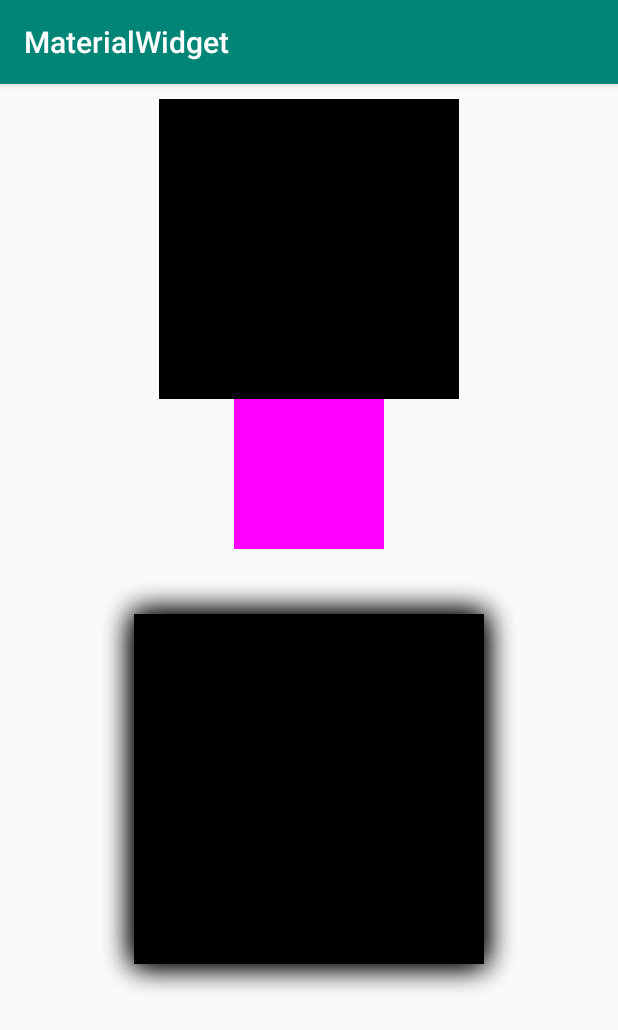
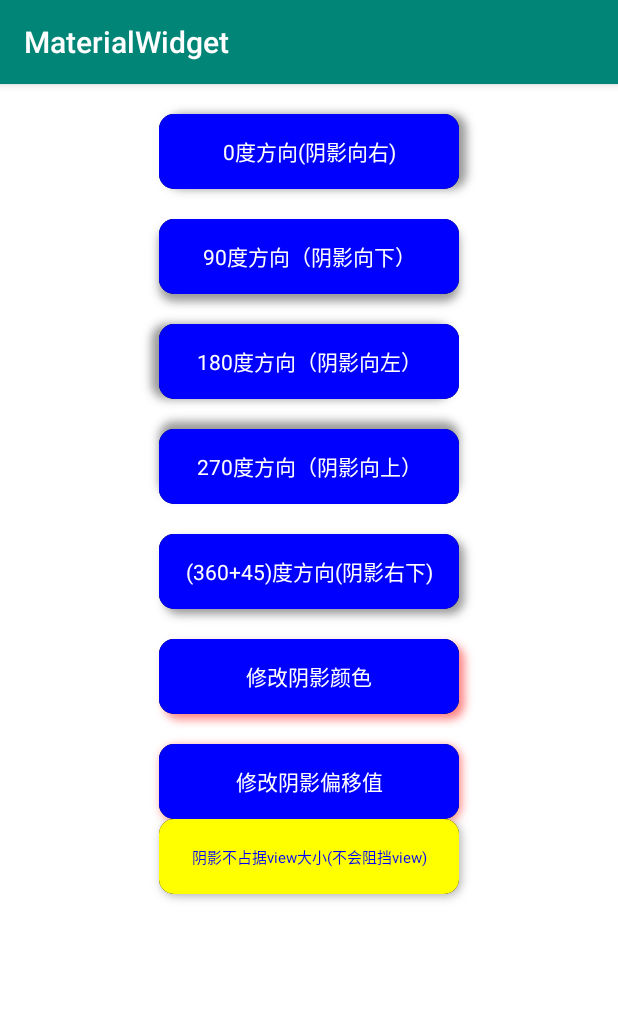
Before and after one commit to WildfireCoding/MaterialWidget, an Android app: the screen it shows after launch (MainActivity), on a phone screen of 412 x 824 dp. Shown: the top 1030 px of the screen. Run offline under Robolectric (Android 15) with nearby library versions, the phone set to English and light mode, and no system bars.

Commit message:
完成阴影效果

```diff
--- a/app/src/main/java/com/wildfire/materialwidget/MainActivity.java
+++ b/app/src/main/java/com/wildfire/materialwidget/MainActivity.java
@@ -6,6 +6,9 @@ import androidx.core.view.LayoutInflaterCompat;
 import androidx.core.view.ViewCompat;
 
 import android.content.Intent;
+import android.graphics.Canvas;
+import android.graphics.Paint;
+import android.graphics.Path;
 import android.os.Build;
 import android.os.Bundle;
 import android.view.LayoutInflater;
@@ -22,7 +25,8 @@ public class MainActivity extends MaterialActivity {
 
         setContentView(R.layout.activity_main);
 
-//        View view1 = findViewById(R.id.tv_1);
+
+
 //        View view2 =findViewById(R.id.tv_2);
 //        view1.setElevation(50);
 //        ViewCompat.setElevation(view1,23);
--- /dev/null
+++ b/app/src/main/res/drawable/shadow_shape.xml
@@ -0,0 +1,6 @@
+<?xml version="1.0" encoding="utf-8"?>
+<shape xmlns:android="http://schemas.android.com/apk/res/android"
+    android:shape="rectangle">
+    <corners android:radius="10dp"/>
+    <solid android:color="#0000ff"/>
+</shape>
--- /dev/null
+++ b/app/src/main/res/drawable/shadow_shape_1.xml
@@ -0,0 +1,6 @@
+<?xml version="1.0" encoding="utf-8"?>
+<shape xmlns:android="http://schemas.android.com/apk/res/android"
+    android:shape="rectangle">
+    <corners android:radius="10dp"/>
+    <solid android:color="#ffff00"/>
+</shape>
--- a/app/src/main/res/layout/activity_main.xml
+++ b/app/src/main/res/layout/activity_main.xml
@@ -1,39 +1,130 @@
 <?xml version="1.0" encoding="utf-8"?>
-<com.wildfire.materiallib.MaterialShadeLinearLayout
-    xmlns:android="http://schemas.android.com/apk/res/android"
+<com.wildfire.materiallib.MaterialLinearLayout xmlns:android="http://schemas.android.com/apk/res/android"
     xmlns:app="http://schemas.android.com/apk/res-auto"
-    xmlns:material="http://schemas.android.com/apk/res-auto"
     xmlns:tools="http://schemas.android.com/tools"
     android:layout_width="match_parent"
     android:layout_height="match_parent"
+    android:background="#ffffff"
     android:orientation="vertical"
-    app:MShadowRadius="7.0"
     tools:context=".MainActivity">
+    <com.wildfire.materiallib.factory.MaterialTextView
+        android:layout_width="200dp"
+        android:layout_height="50dp"
+        android:layout_gravity="center_horizontal"
+        android:layout_marginTop="20dp"
+        android:background="@drawable/shadow_shape"
+        android:text="0度方向(阴影向右)"
+        android:textColor="#ffffff"
+        android:gravity="center"
+        app:MShadowColor="#80333333"
+        app:MShadowCorner="10dp"
+        app:MShadowDirection="0"
+        app:MShadowOffset="5dp"
+        app:MShadowRadius="5dp" />
 
-    <TextView
+    <com.wildfire.materiallib.factory.MaterialTextView
         android:layout_width="200dp"
-        android:layout_height="200dp"
+        android:layout_height="50dp"
         android:layout_gravity="center_horizontal"
-        android:layout_marginTop="10dp"
-        android:background="#000"
-        app:MShadowRadius = "11.0"
-        app:MShadowColor = "#333333"
-        app:MShadowOffsetX = "1.0"
-        app:MShadowOffsetY = "2.0"
-        android:text="Hello World!"
-        tools:ignore="MissingPrefix" />
+        android:layout_marginTop="20dp"
+        android:background="@drawable/shadow_shape"
+        android:text="90度方向（阴影向下）"
+        android:textColor="#ffffff"
+        android:gravity="center"
+        app:MShadowColor="#80333333"
+        app:MShadowCorner="10dp"
+        app:MShadowDirection="90"
+        app:MShadowOffset="5dp"
+        app:MShadowRadius="5dp" />
 
-    <TextView
-        app:MShadowRadius = "11.0"
-        android:layout_width="100dp"
-        android:layout_height="100dp"
+    <com.wildfire.materiallib.factory.MaterialTextView
+        android:layout_width="200dp"
+        android:layout_height="50dp"
         android:layout_gravity="center_horizontal"
-        android:background="#ff00ff" />
+        android:layout_marginTop="20dp"
+        android:background="@drawable/shadow_shape"
+        android:text="180度方向（阴影向左）"
+        android:textColor="#ffffff"
+        android:gravity="center"
+        app:MShadowColor="#80333333"
+        app:MShadowCorner="10dp"
+        app:MShadowDirection="180"
+        app:MShadowOffset="5dp"
+        app:MShadowRadius="5dp" />
 
-    <com.wildfire.materialwidget.CustomView
-        android:id="@+id/tv_3"
-        android:layout_width="300dp"
-        android:layout_height="300dp"
+    <com.wildfire.materiallib.factory.MaterialTextView
+        android:layout_width="200dp"
+        android:layout_height="50dp"
         android:layout_gravity="center_horizontal"
-        android:layout_marginTop="10dp" />
-</com.wildfire.materiallib.MaterialShadeLinearLayout>
+        android:layout_marginTop="20dp"
+        android:background="@drawable/shadow_shape"
+        android:text="270度方向（阴影向上）"
+        android:textColor="#ffffff"
+        android:gravity="center"
+        app:MShadowColor="#80333333"
+        app:MShadowCorner="10dp"
+        app:MShadowDirection="270"
+        app:MShadowOffset="5dp"
+        app:MShadowRadius="5dp" />
+
+    <com.wildfire.materiallib.factory.MaterialTextView
+        android:layout_width="200dp"
+        android:layout_height="50dp"
+        android:layout_gravity="center_horizontal"
+        android:layout_marginTop="20dp"
+        android:background="@drawable/shadow_shape"
+        android:text="(360+45)度方向(阴影右下)"
+        android:textColor="#ffffff"
+        android:gravity="center"
+        app:MShadowColor="#80333333"
+        app:MShadowCorner="10dp"
+        app:MShadowDirection="405"
+        app:MShadowOffset="5dp"
+        app:MShadowRadius="5dp" />
+
+    <com.wildfire.materiallib.factory.MaterialTextView
+        android:layout_width="200dp"
+        android:layout_height="50dp"
+        android:layout_gravity="center_horizontal"
+        android:layout_marginTop="20dp"
+        android:background="@drawable/shadow_shape"
+        android:text="修改阴影颜色"
+        android:textColor="#ffffff"
+        android:gravity="center"
+        app:MShadowColor="#80ff0000"
+        app:MShadowCorner="10dp"
+        app:MShadowDirection="405"
+        app:MShadowOffset="5dp"
+        app:MShadowRadius="5dp" />
+
+    <com.wildfire.materiallib.factory.MaterialTextView
+        android:layout_width="200dp"
+        android:layout_height="50dp"
+        android:layout_gravity="center_horizontal"
+        android:layout_marginTop="20dp"
+        android:background="@drawable/shadow_shape"
+        android:text="修改阴影偏移值"
+        android:textColor="#ffffff"
+        android:gravity="center"
+        app:MShadowColor="#80ff0000"
+        app:MShadowCorner="10dp"
+        app:MShadowDirection="405"
+        app:MShadowOffset="2dp"
+        app:MShadowRadius="5dp" />
+
+    <com.wildfire.materiallib.factory.MaterialTextView
+        android:layout_width="200dp"
+        android:layout_height="50dp"
+        android:layout_gravity="center_horizontal"
+        android:background="@drawable/shadow_shape_1"
+        android:text="阴影不占据view大小(不会阻挡view)"
+        android:textSize="10sp"
+        android:textColor="#0000ff"
+        android:gravity="center"
+        app:MShadowColor="#80666666"
+        app:MShadowCorner="10dp"
+        app:MShadowDirection="405"
+        app:MShadowOffset="2dp"
+        app:MShadowRadius="5dp" />
+
+</com.wildfire.materiallib.MaterialLinearLayout>
--- a/materiallib/src/main/java/com/wildfire/materiallib/IMaterialShadow.java
+++ b/materiallib/src/main/java/com/wildfire/materiallib/IMaterialShadow.java
@@ -1,7 +1,32 @@
 package com.wildfire.materiallib;
 
 /**
- * 空实现代表需要绘制Shadow
+ *
  */
 public interface IMaterialShadow {
+
+    /**
+     * 获取阴影偏移
+     */
+    float getMShadowOffset();
+
+    /**
+     * 阴影圆角
+     */
+    float getMShadowCorner();
+
+    /**
+     * 阴影颜色
+     */
+    int getMShadowColor();
+
+    /**
+     * 阴影偏移方向（顺时针360度）
+     */
+    int getMShadowDirection();
+
+    /**
+     * 阴影的模糊半径
+     */
+    float getMShadowRadius();
 }
--- /dev/null
+++ b/materiallib/src/main/java/com/wildfire/materiallib/MaterialLinearLayout.java
@@ -0,0 +1,91 @@
+package com.wildfire.materiallib;
+
+import android.content.Context;
+import android.graphics.Canvas;
+import android.graphics.Color;
+import android.graphics.Paint;
+import android.graphics.Rect;
+import android.graphics.RectF;
+import android.util.AttributeSet;
+import android.view.View;
+import android.widget.LinearLayout;
+
+import com.wildfire.materiallib.factory.MaterialTextView;
+
+import androidx.annotation.Nullable;
+
+/**
+ * Shade
+ */
+public class MaterialLinearLayout extends LinearLayout {
+
+    private Paint shadowPaint = new Paint();
+    private RectF rectShadow = new RectF();
+
+    public MaterialLinearLayout(Context context) {
+        this(context, null);
+    }
+
+    public MaterialLinearLayout(Context context, @Nullable AttributeSet attrs) {
+        this(context, attrs, 0);
+    }
+
+    public MaterialLinearLayout(Context context, @Nullable AttributeSet attrs, int defStyleAttr) {
+        super(context, attrs, defStyleAttr);
+        init(context, attrs, defStyleAttr);
+    }
+
+    private void init(Context context, @Nullable AttributeSet attrs, int defStyleAttr) {
+        setWillNotDraw(false);
+        setLayerType(View.LAYER_TYPE_SOFTWARE, shadowPaint);
+        shadowPaint.setAntiAlias(true);
+    }
+
+    @Override
+    protected void onDraw(Canvas canvas) {
+        super.onDraw(canvas);
+    }
+
+    @Override
+    protected void dispatchDraw(Canvas canvas) {
+        for (int i = 0; i < getChildCount(); i++) {
+            View child = getChildAt(i);
+            if (child instanceof MaterialTextView) {
+                drawShadow((MaterialTextView) child, canvas);
+            }
+        }
+        super.dispatchDraw(canvas);
+    }
+
+    /**
+     * 绘制子View的Shadow
+     */
+    private void drawShadow(MaterialTextView view, Canvas canvas) {
+        int shadowColor = view.getMShadowColor();
+        float shadowCorner = view.getMShadowCorner();
+        float shadowOffset = view.getMShadowOffset();
+        float shadowRadius = view.getMShadowRadius();
+        int direction = view.getMShadowDirection();
+        float[] offset = calculateOffset(direction, shadowOffset);
+        shadowPaint.setShadowLayer(shadowRadius, offset[0], offset[1], shadowColor);
+        rectShadow.set(view.getLeft(), view.getTop(), view.getRight(), view.getBottom());
+        canvas.drawRoundRect(rectShadow, shadowCorner, shadowCorner, shadowPaint);
+    }
+
+    /**
+     * 计算偏移值
+     *
+     * @param direction 顺时针360度
+     * @return 偏移值
+     */
+    private float[] calculateOffset(int direction, float shadowOffset) {
+//        if (direction < 0 || direction > 360) {
+//            return new float[]{0f, 0f};
+//        }
+        float[] offset = new float[2];
+        //Math.sin参数为角度对应的弧度（弧度的计算公式：2*PI/360;即PI/180）
+        offset[0] = shadowOffset * (float) (Math.cos((double) direction * Math.PI / 180));
+        offset[1] = shadowOffset * (float) (Math.sin((double) direction * Math.PI / 180));
+        return offset;
+    }
+}
--- a/materiallib/src/main/java/com/wildfire/materiallib/MaterialShadeLinearLayout.java
+++ /dev/null
@@ -1,54 +0,0 @@
-package com.wildfire.materiallib;
-
-import android.content.Context;
-import android.content.res.TypedArray;
-import android.graphics.Canvas;
-import android.graphics.Color;
-import android.util.AttributeSet;
-import android.view.LayoutInflater;
-import android.widget.LinearLayout;
-
-import androidx.annotation.Nullable;
-
-/**
- * Shade
- */
-public class MaterialShadeLinearLayout extends LinearLayout implements IMaterialShadow {
-
-    private final int[] attr = {R.attr.MShadowRadius, R.attr.MShadowColor};
-    float shadowRadius = 0f;
-    float shadowOffX = 0f;
-    float shadowOffY = 0f;
-    int shadowColor = Color.parseColor("#80333333");
-
-    LayoutInflater layoutInflater;
-
-    public MaterialShadeLinearLayout(Context context) {
-        this(context, null);
-    }
-
-    public MaterialShadeLinearLayout(Context context, @Nullable AttributeSet attrs) {
-        this(context, attrs, 0);
-    }
-
-    public MaterialShadeLinearLayout(Context context, @Nullable AttributeSet attrs, int defStyleAttr) {
-        super(context, attrs, defStyleAttr);
-        init(context, attrs, defStyleAttr);
-    }
-
-    private void init(Context context, @Nullable AttributeSet attrs, int defStyleAttr) {
-        TypedArray array = context.obtainStyledAttributes(attrs, attr);
-        array.getFloat(0,0f);
-        array.recycle();
-
-        layoutInflater = LayoutInflater.from(context);
-        //layoutInflater.setFactory2(new ShadowFactory2());
-        setWillNotDraw(false);
-    }
-
-    @Override
-    protected void onDraw(Canvas canvas) {
-        super.onDraw(canvas);
-
-    }
-}
--- a/materiallib/src/main/java/com/wildfire/materiallib/ShadowFactory2.java
+++ b/materiallib/src/main/java/com/wildfire/materiallib/ShadowFactory2.java
@@ -1,14 +1,11 @@
 package com.wildfire.materiallib;
 
 import android.content.Context;
-import android.content.res.TypedArray;
-import android.graphics.Paint;
 import android.util.AttributeSet;
 import android.view.LayoutInflater;
 import android.view.View;
 
 import com.wildfire.materiallib.core.ViewCreateHelper;
-import com.wildfire.materiallib.factory.FactoryTextView;
 
 /**
  * 每个Activity都有不同的LayoutInflater对象
--- /dev/null
+++ b/materiallib/src/main/java/com/wildfire/materiallib/UnitsUtil.java
@@ -0,0 +1,27 @@
+package com.wildfire.materiallib;
+
+import android.content.Context;
+import android.util.TypedValue;
+
+public class UnitsUtil {
+
+    public static int dp2px(Context context, float value) {
+        return (int) (TypedValue.applyDimension(TypedValue.COMPLEX_UNIT_DIP, value, context.getResources().getDisplayMetrics()) + 0.5f);
+    }
+
+    public static int sp2px(Context context, float value) {
+        return (int) (TypedValue.applyDimension(TypedValue.COMPLEX_UNIT_SP, value, context.getResources().getDisplayMetrics()) + 0.5f);
+    }
+
+    public static int pt2px(Context context, float value) {
+        return (int) (TypedValue.applyDimension(TypedValue.COMPLEX_UNIT_PT, value, context.getResources().getDisplayMetrics()) + 0.5f);
+    }
+
+    public static int in2px(Context context, float value) {
+        return (int) (TypedValue.applyDimension(TypedValue.COMPLEX_UNIT_IN, value, context.getResources().getDisplayMetrics()) + 0.5f);
+    }
+
+    public static int mm2px(Context context, float value) {
+        return (int) (TypedValue.applyDimension(TypedValue.COMPLEX_UNIT_MM, value, context.getResources().getDisplayMetrics()) + 0.5f);
+    }
+}
--- /dev/null
+++ b/materiallib/src/main/java/com/wildfire/materiallib/base/MaterialBaseView.java
@@ -0,0 +1,10 @@
+package com.wildfire.materiallib.base;
+
+import android.view.View;
+
+/**
+ * Author:wildfire
+ * Time:2018/12/21
+ */
+public class MaterialBaseView   {
+}
--- a/materiallib/src/main/java/com/wildfire/materiallib/core/ViewCreateHelper.java
+++ b/materiallib/src/main/java/com/wildfire/materiallib/core/ViewCreateHelper.java
@@ -7,7 +7,7 @@ import android.view.View;
 
 import com.wildfire.materiallib.IMaterialShadow;
 import com.wildfire.materiallib.R;
-import com.wildfire.materiallib.factory.FactoryTextView;
+import com.wildfire.materiallib.factory.MaterialTextView;
 
 /**
  * Author:wildfire
@@ -15,11 +15,7 @@ import com.wildfire.materiallib.factory.FactoryTextView;
  */
 public class ViewCreateHelper {
 
-    public static final int[] attr = {
-            R.attr.MShadowRadius,
-            R.attr.MShadowColor,
-            R.attr.MShadowOffsetX,
-            R.attr.MShadowOffsetY};
+
 
     /**
      * 创建View
@@ -35,11 +31,10 @@ public class ViewCreateHelper {
         if (parent instanceof IMaterialShadow) {
             switch (name) {
                 case "TextView":
-                    if (checkShadow(context, attrs)) {
-                        view = new FactoryTextView(context, attrs);
+                    /*if (checkShadow(context, attrs)) {
+                        view = new MaterialTextView(context,attrs);
                         int id = view.getId();
-                        ((FactoryTextView) view).initAttr(attrs);
-                    }
+                    }*/
                     break;
 
             }
@@ -53,11 +48,11 @@ public class ViewCreateHelper {
      *
      * @return 是否使用shadow
      */
-    private boolean checkShadow(Context context, AttributeSet attrs) {
+    /*private boolean checkShadow(Context context, AttributeSet attrs) {
         TypedArray array = context.obtainStyledAttributes(attrs, new int[]{attr[0]});
         float radius = array.getFloat(0,0f);
         array.recycle();
         return radius != 0f;
-    }
+    }*/
 
 }
--- a/materiallib/src/main/java/com/wildfire/materiallib/factory/FactoryTextView.java
+++ /dev/null
@@ -1,89 +0,0 @@
-package com.wildfire.materiallib.factory;
-
-import android.content.Context;
-import android.content.res.TypedArray;
-import android.graphics.Color;
-import android.util.AttributeSet;
-
-import com.wildfire.materiallib.R;
-import com.wildfire.materiallib.core.ViewCreateHelper;
-
-import androidx.annotation.Nullable;
-import androidx.appcompat.widget.AppCompatTextView;
-
-public class FactoryTextView extends AppCompatTextView {
-
-    private int[] attrs = ViewCreateHelper.attr;
-    private Context context;
-
-    private float mShadowRadius = 0f;
-    private float mShadowOffsetX = 0f;
-    private float mShadowOffsetY = 0f;
-    private int mShadowColor = Color.parseColor("#80333333");
-
-    public FactoryTextView(Context context) {
-        this(context, null);
-    }
-
-    public FactoryTextView(Context context, @Nullable AttributeSet attrs) {
-        this(context, attrs, 0);
-    }
-
-    public FactoryTextView(Context context, @Nullable AttributeSet attrs, int defStyleAttr) {
-        super(context, attrs, defStyleAttr);
-        init(context, attrs, defStyleAttr);
-    }
-
-    private void init(Context context, @Nullable AttributeSet attrs, int defStyleAttr) {
-        this.context = context;
-        if(attrs != null){
-            initAttr(attrs);
-        }
-
-    }
-
-    /**
-     * 初始化参数
-     * @param attrs attributeSet
-     */
-    public void initAttr(AttributeSet attrs){
-        TypedArray array = context.obtainStyledAttributes(attrs,this.attrs);
-        mShadowRadius = array.getFloat(0,0f);
-        mShadowColor = array.getColor(1,Color.parseColor("#80333333"));
-        mShadowOffsetX = array.getFloat(2,0f);
-        mShadowOffsetY = array.getFloat(3,0f);
-        array.recycle();
-    }
-
-    public float getmShadowRadius() {
-        return mShadowRadius;
-    }
-
-    public void setmShadowRadius(float mShadowRadius) {
-        this.mShadowRadius = mShadowRadius;
-    }
-
-    public float getmShadowOffsetX() {
-        return mShadowOffsetX;
-    }
-
-    public void setmShadowOffsetX(float mShadowOffsetX) {
-        this.mShadowOffsetX = mShadowOffsetX;
-    }
-
-    public float getmShadowOffsetY() {
-        return mShadowOffsetY;
-    }
-
-    public void setmShadowOffsetY(float mShadowOffsetY) {
-        this.mShadowOffsetY = mShadowOffsetY;
-    }
-
-    public int getmShadowColor() {
-        return mShadowColor;
-    }
-
-    public void setmShadowColor(int mShadowColor) {
-        this.mShadowColor = mShadowColor;
-    }
-}
--- /dev/null
+++ b/materiallib/src/main/java/com/wildfire/materiallib/factory/MaterialTextView.java
@@ -0,0 +1,103 @@
+package com.wildfire.materiallib.factory;
+
+import android.content.Context;
+import android.content.res.TypedArray;
+import android.graphics.Canvas;
+import android.graphics.Color;
+import android.util.AttributeSet;
+
+import com.wildfire.materiallib.IMaterialShadow;
+import com.wildfire.materiallib.R;
+import com.wildfire.materiallib.UnitsUtil;
+
+import androidx.annotation.Nullable;
+import androidx.appcompat.widget.AppCompatTextView;
+
+public class MaterialTextView extends AppCompatTextView implements IMaterialShadow {
+
+    private float mShadowOffset;
+    private int mShadowColor;
+    private float mShadowCorner;
+    private float mShadowRadius;
+    /**
+     * 顺时针360度
+     */
+    private int mShadowDirection;
+
+    public MaterialTextView(Context context) {
+        this(context, null);
+    }
+
+    public MaterialTextView(Context context, @Nullable AttributeSet attrs) {
+        this(context, attrs, 0);
+    }
+
+    public MaterialTextView(Context context, @Nullable AttributeSet attrs, int defStyleAttr) {
+        super(context, attrs, defStyleAttr);
+        init(context, attrs, defStyleAttr);
+    }
+
+    private void init(Context context, @Nullable AttributeSet attrs, int defStyleAttr) {
+        //初始化属性
+        if (attrs != null) {
+            initAttr(context, attrs);
+        }
+
+    }
+
+    private static final int ATTR_SHADOW_COLOR = R.styleable.MaterialTextView_MShadowColor;
+    private static final int ATTR_SHADOW_CORNER = R.styleable.MaterialTextView_MShadowCorner;
+    private static final int ATTR_SHADOW_DIRECTION = R.styleable.MaterialTextView_MShadowDirection;
+    private static final int ATTR_SHADOW_RADIUS = R.styleable.MaterialTextView_MShadowRadius;
+    private static final int ATTR_SHADOW_OFFSET = R.styleable.MaterialTextView_MShadowOffset;
+
+    /**
+     * 初始化参数
+     *
+     * @param attrs attributeSet
+     */
+    public void initAttr(Context context, AttributeSet attrs) {
+        TypedArray array = context.obtainStyledAttributes(attrs, R.styleable.MaterialTextView);
+        //阴影颜色
+        mShadowColor = array.getColor(ATTR_SHADOW_COLOR, Color.parseColor("#80333333"));
+        //阴影偏移（可理解为由elevation带来的阴影偏移）
+        mShadowOffset = array.getDimension(ATTR_SHADOW_OFFSET, 0f);
+        //阴影圆角
+        mShadowCorner = array.getDimension(ATTR_SHADOW_CORNER, 0f);
+        //阴影方向（默认向下）
+        mShadowDirection = array.getInteger(ATTR_SHADOW_DIRECTION, 90);
+        //阴影模糊半径（默认2dp）
+        mShadowRadius = array.getDimension(ATTR_SHADOW_RADIUS, UnitsUtil.dp2px(context, 10f));
+        array.recycle();
+    }
+
+    @Override
+    protected void onDraw(Canvas canvas) {
+        super.onDraw(canvas);
+    }
+
+    @Override
+    public float getMShadowOffset() {
+        return mShadowOffset;
+    }
+
+    @Override
+    public float getMShadowCorner() {
+        return mShadowCorner;
+    }
+
+    @Override
+    public int getMShadowColor() {
+        return mShadowColor;
+    }
+
+    @Override
+    public int getMShadowDirection() {
+        return mShadowDirection;
+    }
+
+    @Override
+    public float getMShadowRadius() {
+        return mShadowRadius;
+    }
+}
--- a/materiallib/src/main/res/values/attrs.xml
+++ b/materiallib/src/main/res/values/attrs.xml
@@ -1,10 +1,12 @@
 <?xml version="1.0" encoding="utf-8"?>
 <resources>
-    <declare-styleable name="material">
-        <attr name="MShadowRadius" format="float" />
+
+    <declare-styleable name="MaterialTextView">
         <attr name="MShadowColor" format="color" />
-        <attr name="MShadowOffsetX" format="float" />
-        <attr name="MShadowOffsetY" format="float" />
+        <attr name="MShadowCorner" format="dimension"/>
+        <attr name="MShadowOffset" format="dimension"/>
+        <attr name="MShadowDirection" format="integer"/>
+        <attr name="MShadowRadius" format="dimension"/>
     </declare-styleable>
 
 </resources>
```
